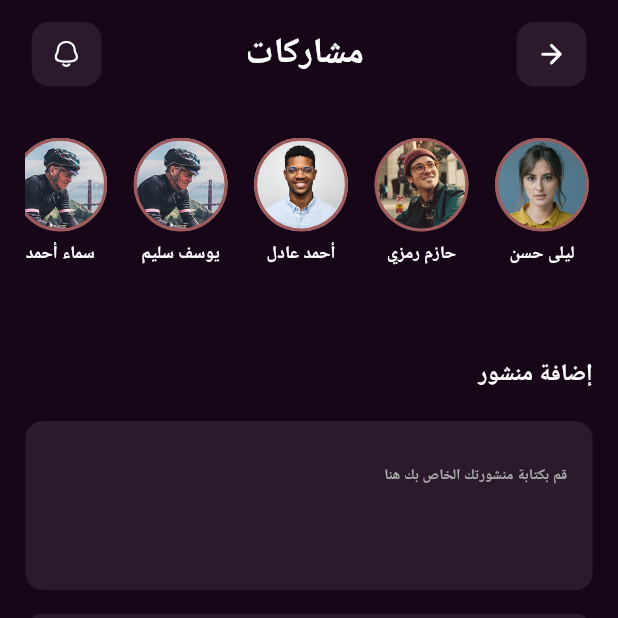
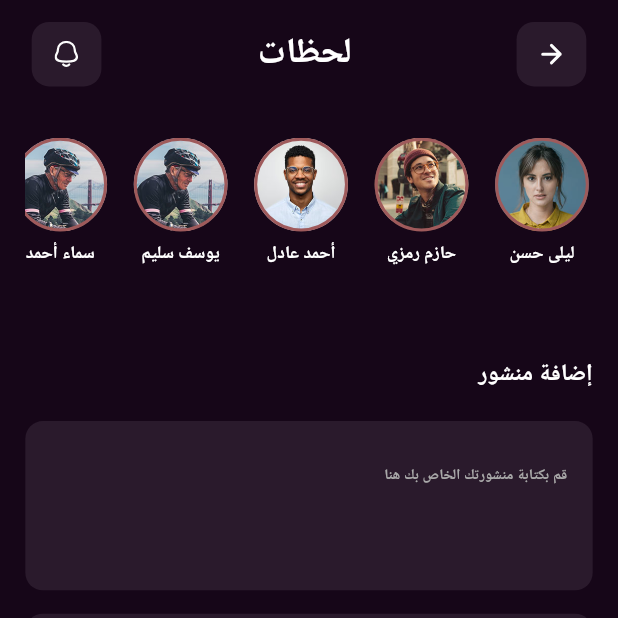
Before and after one commit to OmarAbdelAziz123/Non-Stop-Gym, a Flutter app: the PhotoGalleryScreen screen opened directly, on a phone screen of 412 x 824 dp, the top half of it. Run offline on Flutter 3.47's test engine with Material 3 defaults, Android fonts, the phone set to English and light mode, and no system bars; our stand-ins replace cached_network_image, dio, dots_indicator, easy_localization, file_picker, firebase_core and 21 more; accounts and stored records are empty; generated files the repository leaves out were written again; network calls fail; Roboto replaces fonts that are missing (Cairo).

```diff
--- a/assets/languages/ar-EG.json
+++ b/assets/languages/ar-EG.json
@@ -175,13 +175,13 @@
   "complaintsAndSuggestions": "شكاوي و اقتراحات",
   "deleteAccount": "حذف الحساب",
   "logout": "تسجيل الخروج",
-  "relax": "ريلاكس",
-  "devices": "اجهزة",
+  "relax": "حجوزات",
+  "devices": "لحظات",
   "noPackagesAvailable": "لا توجد باقات متاحة",
   "features": "المميزات",
   "subscribing": "جاري الاشتراك...",
   "subscribeNow": "اشتراك الان",
-  "photoGallery": " مشاركات",
+  "photoGallery": " لحظات",
   "addPost": "إضافة منشور",
   "writeYourPostHere": "قم بكتابة منشورتك الخاص بك هنا",
   "uploadYourImageHere": "قم برفع الصورة الخاصة بك هنا",
--- a/assets/languages/en-UK.json
+++ b/assets/languages/en-UK.json
@@ -160,8 +160,8 @@
   "complaintsAndSuggestions": "Complaints and Suggestions",
   "deleteAccount": "Delete Account",
   "logout": "Logout",
-  "relax": "Relax",
-  "devices": "Devices",
+  "relax": "Booking",
+  "devices": "Moments",
   "noPackagesAvailable": "No packages available",
   "features": "Features",
   "subscribing": "Subscribing...",
--- a/lib/features/photo gallery/presentation/screens/photo_gallery_screen.dart
+++ b/lib/features/photo gallery/presentation/screens/photo_gallery_screen.dart
@@ -82,6 +82,8 @@ class PhotoGalleryScreen extends StatelessWidget {
               Expanded(
                 child: ListView(
                   padding: EdgeInsets.symmetric(horizontal: 16.w),
+                  shrinkWrap: true,
+
                   children: [
                     20.verticalSpace,
 
```
Also changed, not shown: lib/features/home/presentation/screen/home_screen.dart (+32 -15 lines), assets/pngs/booking.png (added), assets/pngs/moments.png (added).
